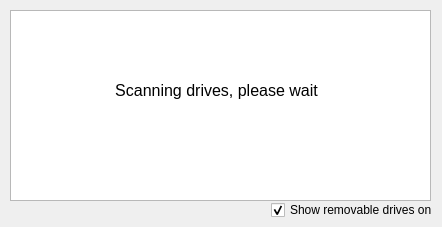
Qt form NxNandManager/gui/opendrive.ui (eliboa/NxNandManager) before a commit.
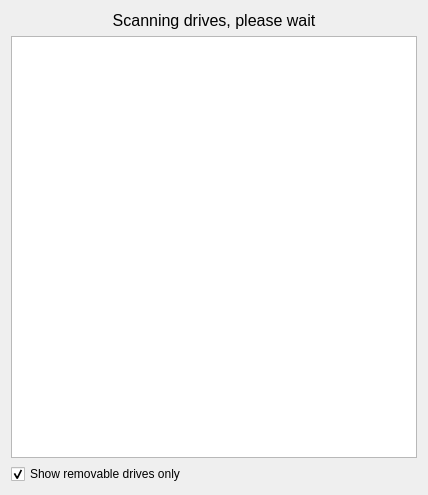
The same form after that commit.

What changed in the file:
```diff
--- a/NxNandManager/gui/opendrive.ui
+++ b/NxNandManager/gui/opendrive.ui
@@ -6,21 +6,65 @@
    <rect>
     <x>0</x>
     <y>0</y>
-    <width>442</width>
-    <height>227</height>
+    <width>428</width>
+    <height>495</height>
    </rect>
   </property>
   <property name="windowTitle">
    <string>Dialog</string>
   </property>
+  <layout class="QGridLayout" name="gridLayout">
+   <item row="1" column="1">
+    <widget class="QTreeWidget" name="treeWidget">
+     <property name="autoExpandDelay">
+      <number>0</number>
+     </property>
+     <property name="rootIsDecorated">
+      <bool>true</bool>
+     </property>
+     <property name="wordWrap">
+      <bool>false</bool>
+     </property>
+     <property name="headerHidden">
+      <bool>true</bool>
+     </property>
+     <property name="expandsOnDoubleClick">
+      <bool>false</bool>
+     </property>
+     <column>
+      <property name="text">
+       <string>Label</string>
+      </property>
+     </column>
+     <column>
+      <property name="text">
+       <string>Size</string>
+      </property>
+     </column>
+     <column>
+      <property name="text">
+       <string>Value</string>
+      </property>
+     </column>
+    </widget>
+   </item>
+   <item row="2" column="1">
+    <widget class="QCheckBox" name="RemovableCheckBox">
+     <property name="text">
+      <string>Show removable drives only</string>
+     </property>
+     <property name="checked">
+      <bool>true</bool>
+     </property>
+    </widget>
+   </item>
+   <item row="0" column="1">
   <widget class="QLabel" name="label">
-   <property name="geometry">
-    <rect>
-     <x>6</x>
-     <y>70</y>
-     <width>421</width>
-     <height>41</height>
-    </rect>
+     <property name="sizePolicy">
+      <sizepolicy hsizetype="Preferred" vsizetype="Preferred">
+       <horstretch>0</horstretch>
+       <verstretch>0</verstretch>
+      </sizepolicy>
    </property>
    <property name="palette">
     <palette>
@@ -74,65 +118,8 @@
     <set>Qt::AlignCenter</set>
    </property>
   </widget>
-  <widget class="QTreeWidget" name="treeWidget">
-   <property name="geometry">
-    <rect>
-     <x>10</x>
-     <y>10</y>
-     <width>421</width>
-     <height>191</height>
-    </rect>
-   </property>
-   <property name="autoExpandDelay">
-    <number>0</number>
-   </property>
-   <property name="rootIsDecorated">
-    <bool>true</bool>
-   </property>
-   <property name="wordWrap">
-    <bool>false</bool>
-   </property>
-   <property name="headerHidden">
-    <bool>true</bool>
-   </property>
-   <property name="expandsOnDoubleClick">
-    <bool>false</bool>
-   </property>
-   <column>
-    <property name="text">
-     <string>Label</string>
-    </property>
-   </column>
-   <column>
-    <property name="text">
-     <string>Size</string>
-    </property>
-   </column>
-   <column>
-    <property name="text">
-     <string>Value</string>
-    </property>
-   </column>
-  </widget>
-  <widget class="QCheckBox" name="RemovableCheckBox">
-   <property name="geometry">
-    <rect>
-     <x>271</x>
-     <y>200</y>
-     <width>161</width>
-     <height>20</height>
-    </rect>
-   </property>
-   <property name="text">
-    <string>Show removable drives only</string>
-   </property>
-   <property name="checked">
-    <bool>true</bool>
-   </property>
-  </widget>
-  <zorder>treeWidget</zorder>
-  <zorder>label</zorder>
-  <zorder>RemovableCheckBox</zorder>
+   </item>
+  </layout>
  </widget>
  <resources/>
  <connections/>
```
Lines whose indentation alone changed are shown as unchanged.
